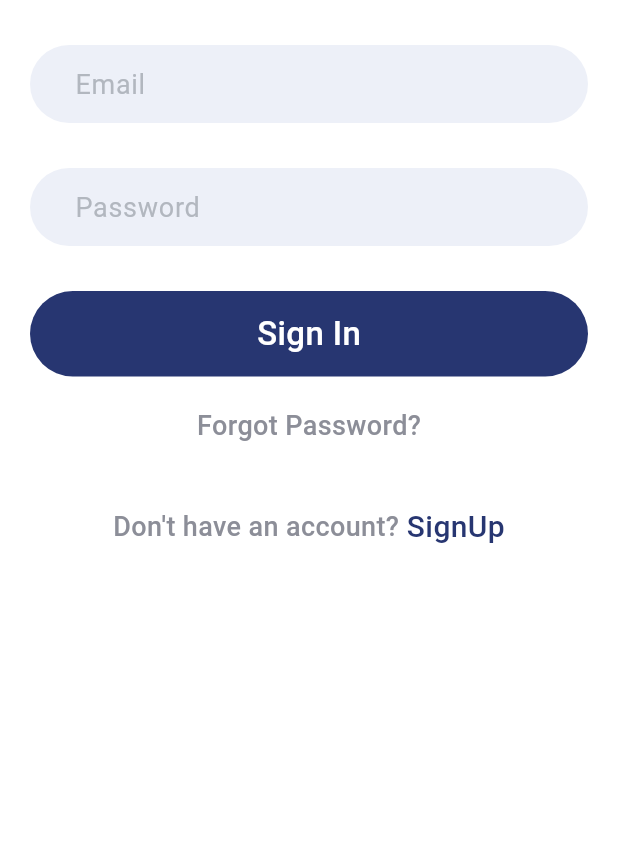
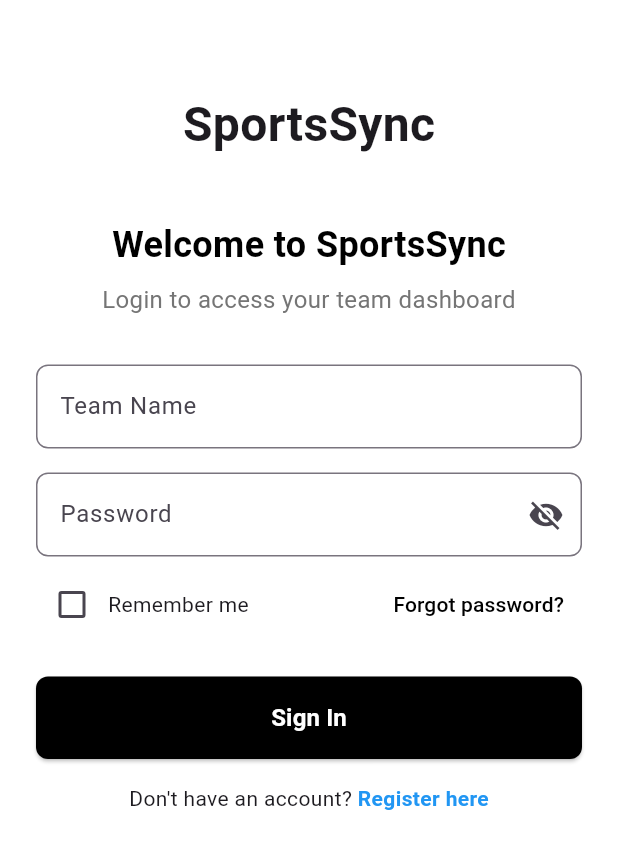
Before and after one commit to Ujjwols/SportSync_Project, a Flutter app: the screen it shows after launch, on a phone screen of 412 x 824 dp. Shown: the top 849 px of the screen. Run offline on Flutter 3.47's test engine with Material 3 defaults, Android fonts, the phone set to English and light mode, and no system bars; Roboto replaces fonts that are missing (Cursive).

Commit message:
login Desgin

```diff
--- a/mobile_application_project/lib/app.dart
+++ b/mobile_application_project/lib/app.dart
@@ -6,7 +6,7 @@ class MyApp extends StatelessWidget {
 
   @override
   Widget build(BuildContext context) {
-    return const MaterialApp(
+    return MaterialApp(
       debugShowCheckedModeBanner: false,
       home: LoginView(),
     );
--- a/mobile_application_project/lib/view/loginview.dart
+++ b/mobile_application_project/lib/view/loginview.dart
@@ -1,142 +1,207 @@
 import 'package:flutter/material.dart';
 
 class LoginView extends StatefulWidget {
-  const LoginView({super.key});
-
   @override
-  State<LoginView> createState() => _LogInState();
+  State<LoginView> createState() => _LoginScreenState();
 }
 
-class _LogInState extends State<LoginView> {
-  final _formkey = GlobalKey<FormState>();
-  TextEditingController mailcontroller = TextEditingController();
-  TextEditingController passwordcontroller = TextEditingController();
+class _LoginScreenState extends State<LoginView> {
+  final _formKey = GlobalKey<FormState>();
+  final TextEditingController teamNameController = TextEditingController();
+  final TextEditingController passwordController = TextEditingController();
+  bool rememberMe = false;
+  bool _passwordVisible = false;
 
   @override
   Widget build(BuildContext context) {
     return Scaffold(
       backgroundColor: Colors.white,
       body: SingleChildScrollView(
+        child: Padding(
+          padding: const EdgeInsets.symmetric(horizontal: 24.0),
+          child: Column(
+            mainAxisAlignment: MainAxisAlignment.center,
+            children: [
+              SizedBox(height: 60.0),
+
+              // Logo
+              Text(
+                'SportsSync',
+                style: TextStyle(
+                  fontFamily: 'Cursive', // Adjust font if needed
+                  fontSize: 32.0,
+                  fontWeight: FontWeight.bold,
+                ),
+              ),
+              SizedBox(height: 40.0),
+
+              // Welcome Text
+              Text(
+                'Welcome to SportsSync',
+                style: TextStyle(
+                  fontSize: 24.0,
+                  fontWeight: FontWeight.bold,
+                  color: Colors.black,
+                ),
+              ),
+              SizedBox(height: 8.0),
+              Text(
+                'Login to access your team dashboard',
+                style: TextStyle(
+                  fontSize: 16.0,
+                  color: Colors.grey[600],
+                ),
+                textAlign: TextAlign.center,
+              ),
+              SizedBox(height: 32.0),
+
+              // Form
+              Form(
+                key: _formKey,
                 child: Column(
                   children: [
-            SizedBox(height: 30.0),
-            Padding(
-              padding: const EdgeInsets.symmetric(horizontal: 20.0),
-              child: Form(
-                key: _formkey,
-                child: Column(
-                  children: [
-                    Container(
-                      padding:
-                          EdgeInsets.symmetric(vertical: 2.0, horizontal: 30.0),
-                      decoration: BoxDecoration(
-                          color: Color(0xFFedf0f8),
-                          borderRadius: BorderRadius.circular(30)),
-                      child: TextFormField(
+                    // Team Name Input
+                    TextFormField(
+                      controller: teamNameController,
+                      textInputAction: TextInputAction.next,
+                      decoration: InputDecoration(
+                        labelText: 'Team Name',
+                        border: OutlineInputBorder(
+                          borderRadius: BorderRadius.circular(8.0),
+                        ),
+                      ),
+                      autofillHints: [AutofillHints.username],
                       validator: (value) {
                         if (value == null || value.isEmpty) {
-                            return 'Please Enter E-mail';
+                          return 'Please enter your team name';
                         }
                         return null;
                       },
-                        controller: mailcontroller,
+                    ),
+                    SizedBox(height: 16.0),
+
+                    // Password Input
+                    TextFormField(
+                      controller: passwordController,
+                      obscureText: !_passwordVisible,
                       decoration: InputDecoration(
-                          border: InputBorder.none,
-                          hintText: "Email",
-                          hintStyle: TextStyle(
-                              color: Color(0xFFb2b7bf), fontSize: 18.0),
+                        labelText: 'Password',
+                        border: OutlineInputBorder(
+                          borderRadius: BorderRadius.circular(8.0),
+                        ),
+                        suffixIcon: IconButton(
+                          icon: Icon(
+                            _passwordVisible
+                                ? Icons.visibility
+                                : Icons.visibility_off,
+                          ),
+                          onPressed: () {
+                            setState(() {
+                              _passwordVisible = !_passwordVisible;
+                            });
+                          },
+                        ),
+                      ),
+                      autofillHints: [AutofillHints.password],
+                      validator: (value) {
+                        if (value == null || value.isEmpty) {
+                          return 'Please enter your password';
+                        }
+                        return null;
+                      },
+                    ),
+                  ],
+                ),
+              ),
+              SizedBox(height: 8.0),
+
+              // Remember Me and Forgot Password
+              Row(
+                mainAxisAlignment: MainAxisAlignment.spaceBetween,
+                children: [
+                  Row(
+                    children: [
+                      Checkbox(
+                        value: rememberMe,
+                        onChanged: (value) {
+                          setState(() {
+                            rememberMe = value ?? false;
+                          });
+                        },
+                      ),
+                      Text('Remember me'),
+                    ],
+                  ),
+                  TextButton(
+                    onPressed: () {
+                      // Navigate to Forgot Password screen
+                      print('Forgot password pressed');
+                    },
+                    child: Text(
+                      'Forgot password?',
+                      style: TextStyle(color: Colors.black),
+                    ),
+                  ),
+                ],
+              ),
+              SizedBox(height: 24.0),
+
+              // Sign In Button
+              SizedBox(
+                width: double.infinity,
+                child: ElevatedButton(
+                  style: ElevatedButton.styleFrom(
+                    backgroundColor: Colors.black,
+                    padding: EdgeInsets.symmetric(vertical: 16.0),
+                    shape: RoundedRectangleBorder(
+                      borderRadius: BorderRadius.circular(8.0),
+                    ),
+                  ),
+                  onPressed: () {
+                    if (_formKey.currentState!.validate()) {
+                      // Handle login logic
+                      print('Login successful');
+                    } else {
+                      ScaffoldMessenger.of(context).showSnackBar(
+                        SnackBar(content: Text('Please fill out all fields')),
+                      );
+                    }
+                  },
+                  child: Text(
+                    'Sign In',
+                    style: TextStyle(
+                      fontSize: 16.0,
+                      fontWeight: FontWeight.bold,
+                      color: Colors.white,
                     ),
                   ),
                 ),
-                    SizedBox(height: 30.0),
-                    Container(
-                      padding:
-                          EdgeInsets.symmetric(vertical: 2.0, horizontal: 30.0),
-                      decoration: BoxDecoration(
-                          color: Color(0xFFedf0f8),
-                          borderRadius: BorderRadius.circular(30)),
-                      child: TextFormField(
-                        controller: passwordcontroller,
-                        validator: (value) {
-                          if (value == null || value.isEmpty) {
-                            return 'Please Enter Password';
-                          }
-                          return null;
-                        },
-                        decoration: InputDecoration(
-                          border: InputBorder.none,
-                          hintText: "Password",
-                          hintStyle: TextStyle(
-                              color: Color(0xFFb2b7bf), fontSize: 18.0),
               ),
-                        obscureText: true,
-                      ),
-                    ),
-                    SizedBox(height: 30.0),
+              SizedBox(height: 16.0),
+
+              // Register Link
+              Row(
+                mainAxisAlignment: MainAxisAlignment.center,
+                children: [
+                  Text('Don\'t have an account? '),
                   GestureDetector(
                     onTap: () {
-                        if (_formkey.currentState!.validate()) {
-                          // Handle login
-                        }
+                      // Navigate to Registration screen
+                      print('Register here pressed');
                     },
-                      child: Container(
-                        width: MediaQuery.of(context).size.width,
-                        padding: EdgeInsets.symmetric(
-                            vertical: 13.0, horizontal: 30.0),
-                        decoration: BoxDecoration(
-                            color: Color(0xFF273671),
-                            borderRadius: BorderRadius.circular(30)),
-                        child: Center(
                     child: Text(
-                            "Sign In",
+                      'Register here',
                       style: TextStyle(
-                                color: Colors.white,
-                                fontSize: 22.0,
-                                fontWeight: FontWeight.w500),
-                          ),
+                        color: Colors.blue,
+                        fontWeight: FontWeight.bold,
                       ),
                     ),
                   ),
                 ],
               ),
-              ),
-            ),
-            SizedBox(height: 20.0),
-            GestureDetector(
-              onTap: () {
-                // Navigate to ForgotPassword screen
-              },
-              child: Text("Forgot Password?",
-                  style: TextStyle(
-                      color: Color(0xFF8c8e98),
-                      fontSize: 18.0,
-                      fontWeight: FontWeight.w500)),
-            ),
               SizedBox(height: 40.0),
-            Row(
-              mainAxisAlignment: MainAxisAlignment.center,
-              children: [
-                Text("Don't have an account?",
-                    style: TextStyle(
-                        color: Color(0xFF8c8e98),
-                        fontSize: 18.0,
-                        fontWeight: FontWeight.w500)),
-                SizedBox(width: 5.0),
-                GestureDetector(
-                  onTap: () {
-                    // Navigate to SignUp screen
-                  },
-                  child: Text(
-                    "SignUp",
-                    style: TextStyle(
-                        color: Color(0xFF273671),
-                        fontSize: 20.0,
-                        fontWeight: FontWeight.w500),
-                  ),
-                ),
             ],
           ),
-          ],
         ),
       ),
     );
```
Lines whose indentation alone changed are shown as unchanged.
